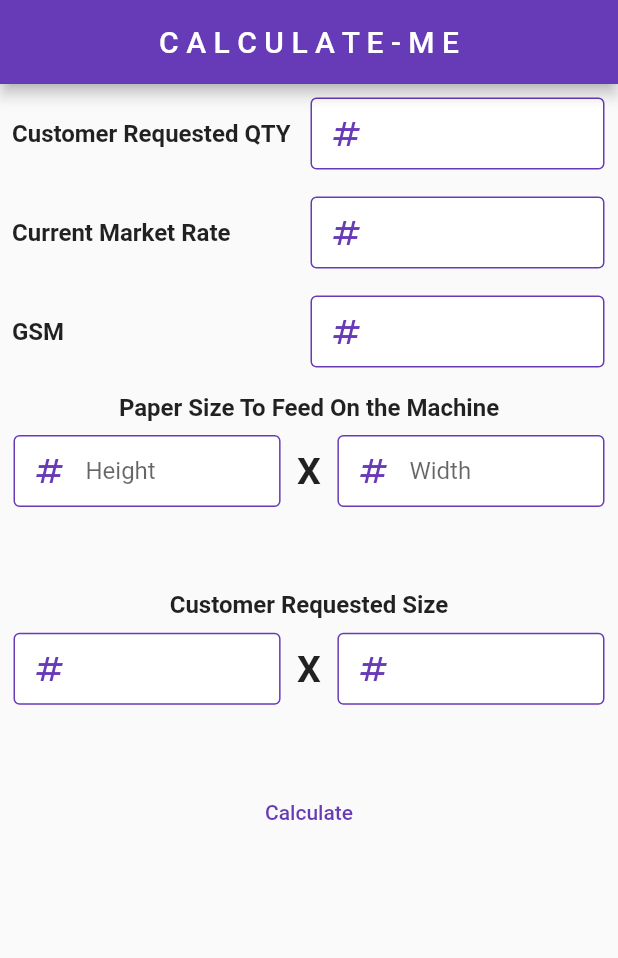
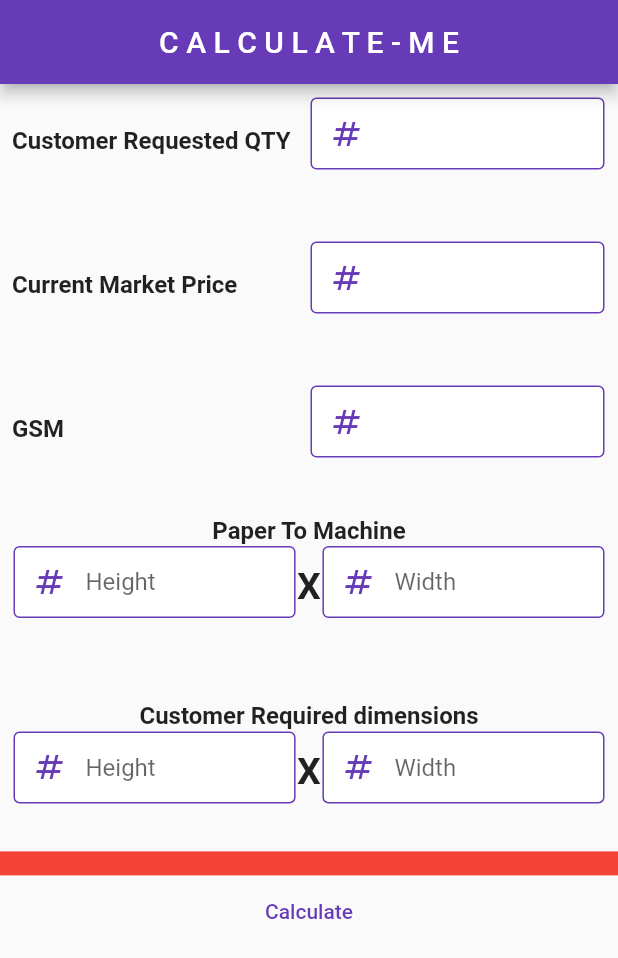
Before and after one commit to ishaquekannoth/birijith, a Flutter app: the screen it shows after launch, after a tap on "Calculate", on a phone screen of 412 x 824 dp. Shown: the top 958 px of the screen. Run offline on Flutter 3.47's test engine with Material 2 defaults, Android fonts, the phone set to English and light mode, and no system bars; our stand-ins replace get.

Commit message:
ups and rate

```diff
--- a/lib/constants/constants.dart
+++ b/lib/constants/constants.dart
@@ -1,3 +1,4 @@
 import 'package:flutter/cupertino.dart';
 
 const commonTextStyle = TextStyle(fontWeight: FontWeight.bold, fontSize: 16);
+const double divisor=10000000;
--- a/lib/controllers/controller.dart
+++ b/lib/controllers/controller.dart
@@ -1,3 +1,4 @@
+import 'package:brijith/constants/constants.dart';
 import 'package:flutter/material.dart';
 import 'package:get/state_manager.dart';
 
@@ -5,18 +6,26 @@ class CommonController extends GetxController {
   final customerRequestedQty = TextEditingController().obs;
   final marketRate = TextEditingController().obs;
   final gsm = TextEditingController().obs;
-
+  RxString ups = "".obs;
+  RxString ratePerSheet = "".obs;
   final machinePaperSize =
       [TextEditingController(), TextEditingController()].obs;
   final requestedPaperSize =
       [TextEditingController(), TextEditingController()].obs;
 
   onCalculateButtonClick() {
-    print(optimumQuantity(
-        double.parse(machinePaperSize[0].value.text.toString()),
-        double.parse(machinePaperSize[1].value.text.toString()),
-        double.parse(requestedPaperSize[0].value.text.toString()),
-        double.parse(requestedPaperSize[1].value.text.toString())));
+    ups.value = optimumQuantity(
+            double.parse(machinePaperSize[0].value.text.toString()),
+            double.parse(machinePaperSize[1].value.text.toString()),
+            double.parse(requestedPaperSize[0].value.text.toString()),
+            double.parse(requestedPaperSize[1].value.text.toString()))
+        .toString();
+    ratePerSheet.value = calculateRatePerSheet(
+            double.parse(machinePaperSize[0].value.text),
+            double.parse(machinePaperSize[1].value.text),
+            int.parse(gsm.value.text),
+            double.parse(marketRate.value.text))
+        .toString();
   }
 
   int optimumQuantity(
@@ -31,4 +40,9 @@ class CommonController extends GetxController {
         (paperHeightM ~/ paperHeightC) + (paperWidthM ~/ paperWidthC);
     return quantity1 > quantity2 ? quantity1 : quantity2;
   }
+
+  double calculateRatePerSheet(
+      double paperHeight, double paperWidth, int gsmSize, double matrketRate) {
+    return (paperHeight * paperWidth) * (gsmSize) * (matrketRate) / divisor;
+  }
 }
--- a/lib/pages/home.dart
+++ b/lib/pages/home.dart
@@ -26,13 +26,21 @@ class HomeView extends StatelessWidget {
                 child: SizedBox(
                     child: Row(
                   mainAxisAlignment: MainAxisAlignment.spaceBetween,
-                  children: const [
-                    Flexible(
+                  children: [
+                    const Flexible(
+                        child: Padding(
+                      padding: EdgeInsets.only(bottom: 20.0),
                       child: Text(
                         "Customer Requested QTY",
                         style: commonTextStyle,
+                      ),
                     )),
-                    Flexible(child: CustomFormField())
+                    Flexible(
+                        child: SizedBox(
+                            height: 80,
+                            child: CustomFormField(
+                              controller: controller.customerRequestedQty.value,
+                            )))
                   ],
                 )),
               ),
@@ -41,13 +49,21 @@ class HomeView extends StatelessWidget {
                 child: SizedBox(
                     child: Row(
                   mainAxisAlignment: MainAxisAlignment.spaceBetween,
-                  children: const [
+                  children: [
+                    const Flexible(
+                        child: Padding(
+                      padding: EdgeInsets.only(bottom: 20.0),
+                      child: Text(
+                        "Current Market Price",
+                        style: commonTextStyle,
+                      ),
+                    )),
                     Flexible(
-                        child: Text(
-                      "Current Market Rate",
-                      style: commonTextStyle,
-                    )),
-                    Flexible(child: CustomFormField())
+                        child: SizedBox(
+                            height: 80,
+                            child: CustomFormField(
+                              controller: controller.marketRate.value,
+                            )))
                   ],
                 )),
               ),
@@ -56,55 +72,63 @@ class HomeView extends StatelessWidget {
                 child: SizedBox(
                     child: Row(
                   mainAxisAlignment: MainAxisAlignment.spaceBetween,
-                  children: const [
-                    Flexible(
+                  children: [
+                    const Flexible(
+                        child: Padding(
+                      padding: EdgeInsets.only(bottom: 20.0),
                       child: Text(
                         "GSM",
                         style: commonTextStyle,
+                      ),
                     )),
-                    Flexible(child: CustomFormField())
+                    Flexible(
+                        child: SizedBox(
+                            height: 80,
+                            child: CustomFormField(
+                              controller: controller.gsm.value,
+                            )))
                   ],
                 )),
               ),
               SizedBox(
-                height: size.height * 0.16,
+                height: size.height * 0.15,
                 child: Column(
                   children: [
                     const Padding(
-                      padding: EdgeInsets.all(8.0),
+                      padding: EdgeInsets.symmetric(horizontal: 8.0),
                       child: Text(
-                        "Paper Size To Feed On the Machine",
+                        "Paper To Machine",
                         style: commonTextStyle,
                       ),
                     ),
                     Padding(
                       padding: const EdgeInsets.symmetric(horizontal: 8.0),
                       child: Row(
+                        crossAxisAlignment: CrossAxisAlignment.center,
                         children: [
                           Flexible(
-                              flex: 1,
+                              child: SizedBox(
+                            height: 80,
                             child: CustomFormField(
-                                controller:
-                                    controller.machinePaperSize.value[0],
+                              controller: controller.machinePaperSize.value[0],
                               hintText: "Height",
+                            ),
                           )),
-                          const SizedBox(
-                            width: 10,
-                          ),
-                          const Text(
+                          const Padding(
+                            padding: EdgeInsets.only(bottom: 25),
+                            child: Text(
                               "X",
                               style: TextStyle(
                                   fontSize: 25, fontWeight: FontWeight.bold),
                             ),
-                          const SizedBox(
-                            width: 10,
                           ),
                           Flexible(
-                              flex: 1,
+                              child: SizedBox(
+                            height: 80,
                             child: CustomFormField(
-                                controller:
-                                    controller.machinePaperSize.value[1],
+                              controller: controller.machinePaperSize.value[1],
                               hintText: "Width",
+                            ),
                           ))
                         ],
                       ),
@@ -113,46 +137,65 @@ class HomeView extends StatelessWidget {
                 ),
               ),
               SizedBox(
-                height: size.height * 0.16,
+                height: 100,
                 child: Column(
                   children: [
                     const Padding(
-                      padding: EdgeInsets.all(8.0),
-                      child: Text("Customer Requested Size",
-                          style: commonTextStyle),
+                      padding: EdgeInsets.symmetric(horizontal: 8.0),
+                      child: Text(
+                        "Customer Required dimensions",
+                        style: commonTextStyle,
+                      ),
                     ),
                     Padding(
                       padding: const EdgeInsets.symmetric(horizontal: 8.0),
                       child: Row(
+                        crossAxisAlignment: CrossAxisAlignment.center,
                         children: [
                           Flexible(
-                              flex: 1,
+                              child: SizedBox(
+                            height: 80,
                             child: CustomFormField(
                               controller:
                                   controller.requestedPaperSize.value[0],
+                              hintText: "Height",
+                            ),
                           )),
-                          const SizedBox(
-                            width: 10,
-                          ),
-                          const Text(
+                          const Padding(
+                            padding: EdgeInsets.only(bottom: 25),
+                            child: Text(
                               "X",
                               style: TextStyle(
                                   fontSize: 25, fontWeight: FontWeight.bold),
                             ),
-                          const SizedBox(
-                            width: 10,
                           ),
                           Flexible(
-                              flex: 1,
+                              child: SizedBox(
+                            height: 80,
                             child: CustomFormField(
                               controller:
-                                      controller.requestedPaperSize.value[1]))
+                                  controller.requestedPaperSize.value[1],
+                              hintText: "Width",
+                            ),
+                          ))
                         ],
                       ),
                     ),
                   ],
                 ),
               ),
+              Obx(() => Container(
+                  padding: const EdgeInsets.symmetric(horizontal: 8),
+                  width: size.width,
+                  decoration:
+                      const BoxDecoration(border: Border(), color: Colors.red),
+                  child: Row(
+                    mainAxisAlignment: MainAxisAlignment.spaceEvenly,
+                    children: [
+                      Text(controller.ratePerSheet.value),
+                      Text(controller.ups.value),
+                    ],
+                  ))),
               TextButton(
                   onPressed: () {
                     controller.onCalculateButtonClick();
```
Lines whose indentation alone changed are shown as unchanged.
